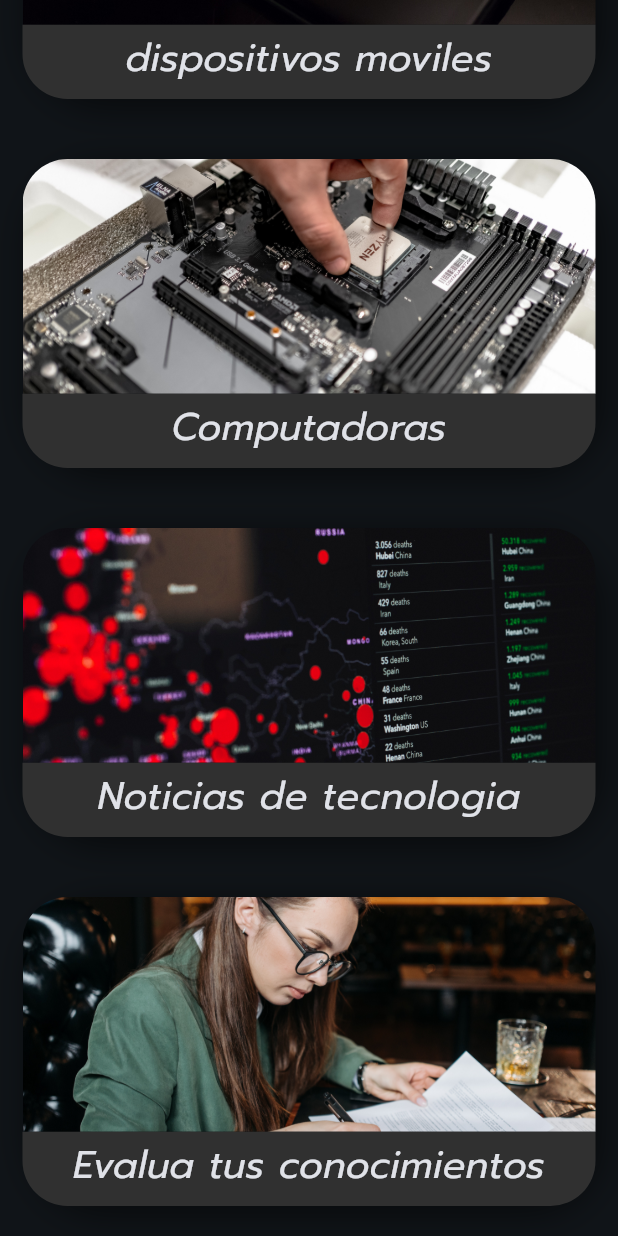
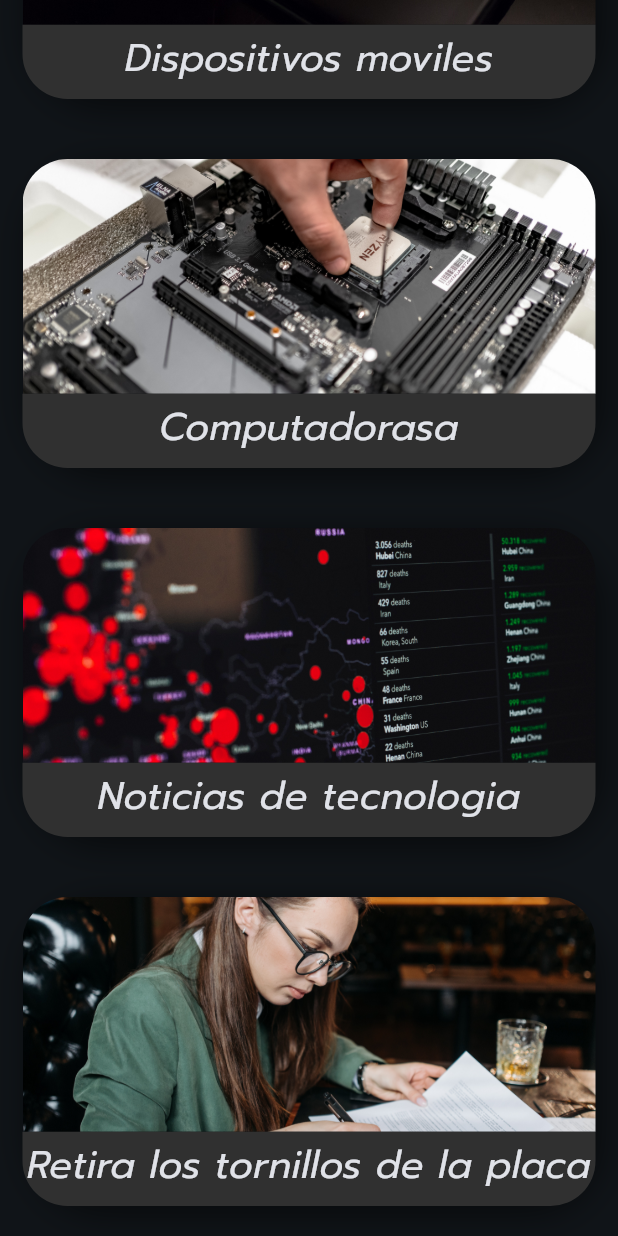
Before and after one commit to KamiloChinome/Flutter-DeviceDoctor-App, a Flutter app: the screen it shows after launch, scrolled down 216 dp, on a phone screen of 412 x 824 dp. Run offline on Flutter 3.47's test engine with Material 2 defaults, Android fonts, the phone set to English and light mode, and no system bars; our stand-ins replace animate_do, go_router.

Commit message:
data repairs impl

```diff
--- a/lib/config/router/app_router.dart
+++ b/lib/config/router/app_router.dart
@@ -34,6 +34,11 @@ final appRouter = GoRouter(
               name: PreventiveScreen.name,
               builder: (context, state) => const PreventiveScreen(),
             ),
+            GoRoute(
+              path: 'repairs',
+              name: RepairsScreen.name,
+              builder: (context, state) => const RepairsScreen(),
+            ),
           ]
         ),
       ]
--- a/lib/domain/data/texts.dart.dart
+++ b/lib/domain/data/texts.dart.dart
@@ -6,41 +6,53 @@ const cellOff = 'Antes de comenzar, asegúrate de apagar completamente el celula
 
 //
 final tools = [
-  InfoModel(title: 'Destornilladores', text: 'Se utilizan para desmontar el dispositivo y acceder a sus componentes, Vienen en diferentes tamaños y tipos de cabeza para adaptarse a los tornillos específicos del dispositivo.', image: 'assets/images/destornillador.jpg'),
-  InfoModel(title: 'Pinzas', text: 'Son útiles para manipular los pequeños componentes, como los cables y los conectores durante el proceso de reparación.', image: 'assets/images/pinzas.jpg'),
-  InfoModel(title: 'Espátulas de plástico', text: 'Son ideales para retirar las piezas delicadas sin rayar la superficie Son especialmente útiles para abrir carcasas y desconectar cables.', image: 'assets/images/espatulas.jpg'),
-  InfoModel(title: 'Cinta adhesiva', text: 'Se utiliza para mantener las piezas en su lugar mientras se llevan a cabo las reparaciones.', image: 'assets/images/cinta.jpg'),
-  InfoModel(title: 'Alcohol isopropílico', text: 'Se utiliza para limpiar las conexiones y los componentes eléctricos.', image: 'assets/images/alcohol.jpg'),
-  InfoModel(title: 'Pincel antiestático', text: 'Un cepillo de cerdas suaves utilizado para eliminar el polvo y las partículas de los componentes electrónicos sin generar electricidad estática, lo que podría dañar los dispositivos sensibles.', image: 'assets/images/pincel.jpg'),
-  InfoModel(title: 'Multímetro', text: 'Es una herramienta que se utiliza para medir el voltaje, la corriente y la resistencia en los circuitos eléctricos.', image: 'assets/images/multimetro.jpg'),
-  InfoModel(title: 'Fuente de alimentación regulada', text: 'Es útil para proporcionar una fuente de energía constante a los componentes del dispositivo durante las pruebas.', image: 'assets/images/energia.jpg'),
-  InfoModel(title: 'Microscopio', text: 'Se utiliza para inspeccionar los componentes en detalle, Está equipado con lentes de aumento y luz incorporada para examinar minuciosamente los circuitos y componentes de los dispositivos celulares. ', image: 'assets/images/microescopio.jpg'),
+  InfoModel(title: 'Destornilladores', text: 'Se utilizan para desmontar el dispositivo y acceder a sus componentes, Vienen en diferentes tamaños y tipos de cabeza para adaptarse a los tornillos específicos del dispositivo.', image: 'assets/images/destornillador.jpg', route: ''),
+  InfoModel(title: 'Pinzas', text: 'Son útiles para manipular los pequeños componentes, como los cables y los conectores durante el proceso de reparación.', image: 'assets/images/pinzas.jpg', route: ''),
+  InfoModel(title: 'Espátulas de plástico', text: 'Son ideales para retirar las piezas delicadas sin rayar la superficie Son especialmente útiles para abrir carcasas y desconectar cables.', image: 'assets/images/espatulas.jpg', route: ''),
+  InfoModel(title: 'Cinta adhesiva', text: 'Se utiliza para mantener las piezas en su lugar mientras se llevan a cabo las reparaciones.', image: 'assets/images/cinta.jpg', route: ''),
+  InfoModel(title: 'Alcohol isopropílico', text: 'Se utiliza para limpiar las conexiones y los componentes eléctricos.', image: 'assets/images/alcohol.jpg', route: ''),
+  InfoModel(title: 'Pincel antiestático', text: 'Un cepillo de cerdas suaves utilizado para eliminar el polvo y las partículas de los componentes electrónicos sin generar electricidad estática, lo que podría dañar los dispositivos sensibles.', image: 'assets/images/pincel.jpg', route: ''),
+  InfoModel(title: 'Multímetro', text: 'Es una herramienta que se utiliza para medir el voltaje, la corriente y la resistencia en los circuitos eléctricos.', image: 'assets/images/multimetro.jpg', route: ''),
+  InfoModel(title: 'Fuente de alimentación regulada', text: 'Es útil para proporcionar una fuente de energía constante a los componentes del dispositivo durante las pruebas.', image: 'assets/images/energia.jpg', route: ''),
+  InfoModel(title: 'Microscopio', text: 'Se utiliza para inspeccionar los componentes en detalle, Está equipado con lentes de aumento y luz incorporada para examinar minuciosamente los circuitos y componentes de los dispositivos celulares. ', image: 'assets/images/microescopio.jpg', route: ''),
 ];
 
 final disassembly = [
-  InfoModel(title: 'Retira la cubierta trasera', text: 'En la mayoría de los casos, la cubierta trasera del celular se puede quitar deslizándola o aplicando presión para liberar los clips. Si no, inicia calentando y retirando el display para poder acceder a los circuitos', image: 'assets/images/carcasa1.jpg'),
-  InfoModel(title: 'Retira la batería', text: 'Si es posible extraer la batería, hazlo con cuidado siguiendo las instrucciones específicas del fabricante. En algunos modelos, la batería puede estar soldada o pegada, en cuyo caso no deberás forzar su extracción.', image: 'assets/images/bateria1.jpg'),
-  InfoModel(title: 'Desconecta los cables flexibles', text: 'Con la ayuda de una pinza o espátula de plástico, desconecta los cables flexibles que conectan la placa base con otros componentes, como la pantalla, el altavoz, la cámara, etc. Asegúrate de hacerlo con cuidado y evitar dañar los conectores.', image: 'assets/images/mobile-devices-disassembly.jpg'),
-  InfoModel(title: 'Retira los tornillos de la placa', text: 'Localiza los tornillos que sujetan la placa base y utiliza el destornillador adecuado para desenroscarlos. Es importante mantener los tornillos organizados y recordar su ubicación para el ensamblaje posterior.', image: 'assets/images/tornillos.jpg'),
-  InfoModel(title: 'Retira la placa base', text: ' Con cuidado, levanta la placa base del celular. Presta atención a cualquier cable o conector que aún esté conectado y desconéctalo suavemente si es necesario.', image: 'assets/images/mobile-devices-disassembly.jpg'),
-  InfoModel(title: 'Desmonta los demás componentes', text: 'Si es necesario acceder a otros componentes, como la cámara, el altavoz, el conector de carga, entre otros, retíralos siguiendo las instrucciones específicas para cada componente. Utiliza las herramientas adecuadas y ten cuidado de no dañarlos.', image: 'assets/images/mobile-devices-disassembly.jpg'),
+  InfoModel(title: 'Retira la cubierta trasera', text: 'En la mayoría de los casos, la cubierta trasera del celular se puede quitar deslizándola o aplicando presión para liberar los clips. Si no, inicia calentando y retirando el display para poder acceder a los circuitos', image: 'assets/images/carcasa1.jpg', route: ''),
+  InfoModel(title: 'Retira la batería', text: 'Si es posible extraer la batería, hazlo con cuidado siguiendo las instrucciones específicas del fabricante. En algunos modelos, la batería puede estar soldada o pegada, en cuyo caso no deberás forzar su extracción.', image: 'assets/images/bateria1.jpg', route: ''),
+  InfoModel(title: 'Desconecta los cables flexibles', text: 'Con la ayuda de una pinza o espátula de plástico, desconecta los cables flexibles que conectan la placa base con otros componentes, como la pantalla, el altavoz, la cámara, etc. Asegúrate de hacerlo con cuidado y evitar dañar los conectores.', image: 'assets/images/mobile-devices-disassembly.jpg', route: ''),
+  InfoModel(title: 'Retira los tornillos de la placa', text: 'Localiza los tornillos que sujetan la placa base y utiliza el destornillador adecuado para desenroscarlos. Es importante mantener los tornillos organizados y recordar su ubicación para el ensamblaje posterior.', image: 'assets/images/tornillos.jpg', route: ''),
+  InfoModel(title: 'Retira la placa base', text: ' Con cuidado, levanta la placa base del celular. Presta atención a cualquier cable o conector que aún esté conectado y desconéctalo suavemente si es necesario.', image: 'assets/images/mobile-devices-disassembly.jpg', route: ''),
+  InfoModel(title: 'Desmonta los demás componentes', text: 'Si es necesario acceder a otros componentes, como la cámara, el altavoz, el conector de carga, entre otros, retíralos siguiendo las instrucciones específicas para cada componente. Utiliza las herramientas adecuadas y ten cuidado de no dañarlos.', image: 'assets/images/mobile-devices-disassembly.jpg', route: ''),
 ];
 
 final preventive = [
-  InfoModel(title: 'Limpieza regular', text: 'La acumulación de polvo, suciedad y residuos puede afectar el rendimiento y la durabilidad de un dispositivo celular. Realiza una limpieza regular utilizando un paño suave y seco para eliminar el polvo de la superficie y los puertos. ', image: ''),
-  InfoModel(title: 'Protección de pantalla', text: 'Utiliza protectores de pantalla de calidad y fundas protectoras para evitar arañazos, grietas y daños en la pantalla. Estos accesorios pueden ayudar a prolongar la vida útil de la pantalla y protegerla de golpes y caídas accidentales.', image: ''),
-  InfoModel(title: 'Actualizaciones de software', text: 'Mantén el software del dispositivo actualizado instalando las últimas actualizaciones y parches de seguridad. Las actualizaciones de software suelen incluir mejoras de rendimiento, solución de errores y parches de seguridad ', image: ''),
-  InfoModel(title: 'Gestión del almacenamiento', text: 'Realiza un seguimiento regular del espacio de almacenamiento disponible en el dispositivo. Elimina archivos innecesarios, aplicaciones no utilizadas y realiza copias de seguridad de los datos importantes en una ubicación segura.', image: ''),
-  InfoModel(title: 'Control de la temperatura', text: 'Evita exponer el dispositivo a temperaturas extremas, tanto altas como bajas. Las temperaturas extremas pueden dañar la batería y otros componentes del dispositivo. ', image: ''),
-  InfoModel(title: 'Respaldo regular de datos', text: 'Realiza copias de seguridad regulares de los datos importantes almacenados en el dispositivo, como contactos, fotos, videos y archivos. ', image: ''),
+  InfoModel(title: 'Limpieza regular', text: 'La acumulación de polvo, suciedad y residuos puede afectar el rendimiento y la durabilidad de un dispositivo celular. Realiza una limpieza regular utilizando un paño suave y seco para eliminar el polvo de la superficie y los puertos. ', image: '', route: ''),
+  InfoModel(title: 'Protección de pantalla', text: 'Utiliza protectores de pantalla de calidad y fundas protectoras para evitar arañazos, grietas y daños en la pantalla. Estos accesorios pueden ayudar a prolongar la vida útil de la pantalla y protegerla de golpes y caídas accidentales.', image: '', route: ''),
+  InfoModel(title: 'Actualizaciones de software', text: 'Mantén el software del dispositivo actualizado instalando las últimas actualizaciones y parches de seguridad. Las actualizaciones de software suelen incluir mejoras de rendimiento, solución de errores y parches de seguridad ', image: '', route: ''),
+  InfoModel(title: 'Gestión del almacenamiento', text: 'Realiza un seguimiento regular del espacio de almacenamiento disponible en el dispositivo. Elimina archivos innecesarios, aplicaciones no utilizadas y realiza copias de seguridad de los datos importantes en una ubicación segura.', image: '', route: ''),
+  InfoModel(title: 'Control de la temperatura', text: 'Evita exponer el dispositivo a temperaturas extremas, tanto altas como bajas. Las temperaturas extremas pueden dañar la batería y otros componentes del dispositivo. ', image: '', route: ''),
+  InfoModel(title: 'Respaldo regular de datos', text: 'Realiza copias de seguridad regulares de los datos importantes almacenados en el dispositivo, como contactos, fotos, videos y archivos. ', image: '', route: ''),
 ];
 
-// final disassembly = [
-//   InfoModel(title: 'Retira la cubierta trasera', text: '', image: 'assets/images/destornillador.jpg'),
-//   InfoModel(title: 'Retira la batería', text: '', image: 'assets/images/pinzas.jpg'),
-//   InfoModel(title: 'Desconecta los cables flexibles', text: '', image: 'assets/images/espatulas.jpg'),
-//   InfoModel(title: 'Retira los tornillos de la placa base', text: '', image: 'assets/images/cinta.jpg'),
-//   InfoModel(title: 'Retira la placa base', text: '', image: 'assets/images/alcohol.jpg'),
-//   InfoModel(title: 'Desmonta los demás componentes', text: '', image: 'assets/images/pincel.jpg'),
-// ];
+final homeSections = [
+  InfoModel(title: 'Dispositivos moviles', text: '', image: 'assets/images/mobile.jpg', route: '/mobile-devices'),
+  InfoModel(title: 'Computadorasa', text: '', image: 'assets/images/pc.jpg', route: '/mobile-devices'),
+  InfoModel(title: 'Noticias de tecnologia', text: '', image: 'assets/images/news.jpg', route: '/mobile-devices'),
+  InfoModel(title: 'Retira los tornillos de la placa base', text: '', image: 'assets/images/test.jpg', route: '/mobile-devices'),
+];
+
+final movileDevices = [
+  InfoModel(title: 'Herramientas y Equipo', text: '', image: 'assets/images/tools.jpg', route: '/mobile-devices/tools'),
+  InfoModel(title: 'Desmontaje', text: '', image: 'assets/images/mobile-devices-disassembly.jpg', route: '/mobile-devices/disassembly'),
+  InfoModel(title: 'Mantenimiento preventivo', text: '', image: 'assets/images/mobile-preventive-maintenance.jpg', route: '/mobile-devices/preventive'),
+  InfoModel(title: 'Reparaciones', text: '', image: 'assets/images/mobile-troubleshooting.png', route: '/mobile-devices/repairs'),
+];
+
+final repairs = [
+  InfoModel(route: '', title: 'Reemplazo de pantalla', text: '', image: 'assets/images/carcasa1.jpg'),
+  InfoModel(route: '', title: 'Reemplazo de batería', text: '', image: 'assets/images/bateria1.jpg'),
+  InfoModel(route: '', title: 'Conector de carga', text: '', image: 'assets/images/puertomovil.jpg'),
+  InfoModel(route: '', title: 'Botón de encendido/apagado', text: '', image: 'assets/images/reparar-botonmovil.jpg'),
+];
 //
--- a/lib/domain/models/tools_model.dart
+++ b/lib/domain/models/tools_model.dart
@@ -3,7 +3,12 @@ class InfoModel {
   final String title;
   final String text;
   final String image;
+  final String route;
 
-  InfoModel({required this.title, required this.text, required this.image});
-
+  InfoModel({
+    required this.route,
+    required this.title,
+    required this.text,
+    required this.image
+  });
 }
--- a/lib/main.dart
+++ b/lib/main.dart
@@ -16,7 +16,7 @@ class MyApp extends StatelessWidget {
   Widget build(BuildContext context) {
     return MaterialApp.router(
       debugShowCheckedModeBanner: false,
-      title: 'Material App',
+      title: 'DeviceDoctor',
       routerConfig: appRouter,
       theme: AppTheme().getTheme()
 
--- a/lib/presentation/screens/home_screen.dart
+++ b/lib/presentation/screens/home_screen.dart
@@ -1,3 +1,5 @@
+import 'package:circuitos_app/domain/data/texts.dart.dart';
+import 'package:circuitos_app/domain/models/tools_model.dart';
 import 'package:circuitos_app/presentation/widgets/shared/card_section_widget.dart';
 import 'package:flutter/material.dart';
 import 'package:go_router/go_router.dart';
@@ -9,17 +11,8 @@ class HomeScreen extends StatelessWidget {
 
   @override
   Widget build(BuildContext context) {
+    final List<InfoModel> info = homeSections;
     final textStyle = Theme.of(context).textTheme;
-    Map<String, String> options = {
-      'dispositivos moviles': 'assets/images/mobile.jpg',
-      'Computadoras': 'assets/images/pc.jpg',
-      'Noticias de tecnologia': 'assets/images/news.jpg',
-      'Evalua tus conocimientos': 'assets/images/test.jpg',
-    };
-    final routes = [
-      '/mobile-devices',
-
-    ];
     return Scaffold(
       body: CustomScrollView(
         physics: const BouncingScrollPhysics(),
@@ -40,11 +33,10 @@ class HomeScreen extends StatelessWidget {
           ),
           SliverList(delegate: SliverChildBuilderDelegate(
           (context, index) {
-            final option = options.entries.toList()[index];
             return  GestureDetector(
-              onTap: () => context.push(routes[index]),
-              child: CardSectionWidget(assetImage: option.value, text: option.key,));},
-          childCount: options.length
+              onTap: () => context.push(info[index].route),
+              child: CardSectionWidget(info: info[index],));},
+          childCount: info.length
           )),
         ]
       )
--- a/lib/presentation/screens/screens.dart
+++ b/lib/presentation/screens/screens.dart
@@ -1,3 +1,5 @@
+export 'package:circuitos_app/presentation/screens/mobile%20devices/repairs_screen.dart';
+
 export 'package:circuitos_app/presentation/screens/mobile%20devices/preventive_screen.dart';
 
 export 'package:circuitos_app/presentation/screens/mobile%20devices/disassembly_screen.dart';
--- a/lib/presentation/widgets/shared/card_section_widget.dart
+++ b/lib/presentation/widgets/shared/card_section_widget.dart
@@ -1,11 +1,11 @@
 import 'package:animate_do/animate_do.dart';
 import 'package:flutter/material.dart';
+import 'package:circuitos_app/domain/models/tools_model.dart';
 
 class CardSectionWidget extends StatelessWidget {
 
-  final String assetImage;
-  final String text;
-  const CardSectionWidget({super.key, required this.assetImage, required this.text});
+  final InfoModel info;
+  const CardSectionWidget({super.key, required this.info, });
   @override
   Widget build(BuildContext context) {
     final size = MediaQuery.of(context).size;
@@ -31,7 +31,7 @@ class CardSectionWidget extends StatelessWidget {
               child: ClipRRect(
                 borderRadius: const BorderRadius.only(topLeft: Radius.circular(30), topRight: Radius.circular(30)),
                 child: Image(
-                  image: AssetImage(assetImage),
+                  image: AssetImage(info.image),
                   fit: BoxFit.cover,
                 ),
               ),
@@ -44,7 +44,7 @@ class CardSectionWidget extends StatelessWidget {
                 color: Color(0xff303030),
                 borderRadius: BorderRadius.only(bottomLeft: Radius.circular(30), bottomRight: Radius.circular(30)),
               ),
-              child: Text(text, style: const TextStyle(fontSize: 25),textAlign: TextAlign.center),
+              child: Text(info.title, style: const TextStyle(fontSize: 25),textAlign: TextAlign.center),
             ),
           ],
         ),
```
Also changed, not shown: lib/presentation/screens/mobile devices/mobile_devices_screen.dart (+5 -21 lines), lib/presentation/screens/mobile devices/repairs_screen.dart (added, +30 -0 lines), lib/presentation/screens/presentation_screen.dart (+18 -5 lines), assets/images/bateriamovil.jpg (added), assets/images/botonencendido.jpg (added), assets/images/conectorcarga1.jpg (added), assets/images/display1.png (added), assets/images/puertomovil.jpg (added), assets/images/reparar-botonmovil.jpg (added), pubspec.lock.
